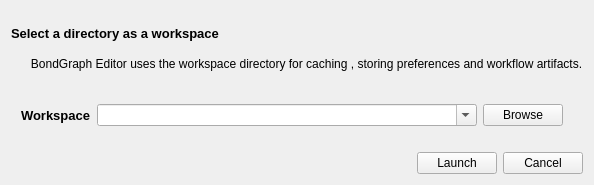
Old version of the form uifiles/workspace.ui in the repository ABI-Software/abics.
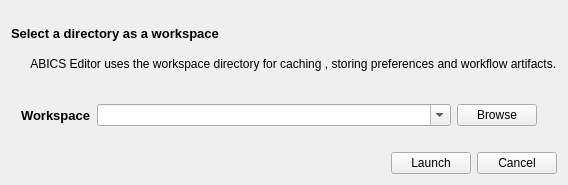
New version of the form.

The edit to the form file:
```diff
--- a/uifiles/workspace.ui
+++ b/uifiles/workspace.ui
@@ -53,7 +53,7 @@
    <item>
     <widget class="QLabel" name="label_2">
      <property name="text">
-      <string>      BondGraph Editor uses the workspace directory for caching , storing preferences and workflow artifacts.</string>
+      <string>      ABICS Editor uses the workspace directory for caching , storing preferences and workflow artifacts.</string>
      </property>
     </widget>
    </item>
```
Left out of the diff: 2 changed lines with no effect on the pictures.
